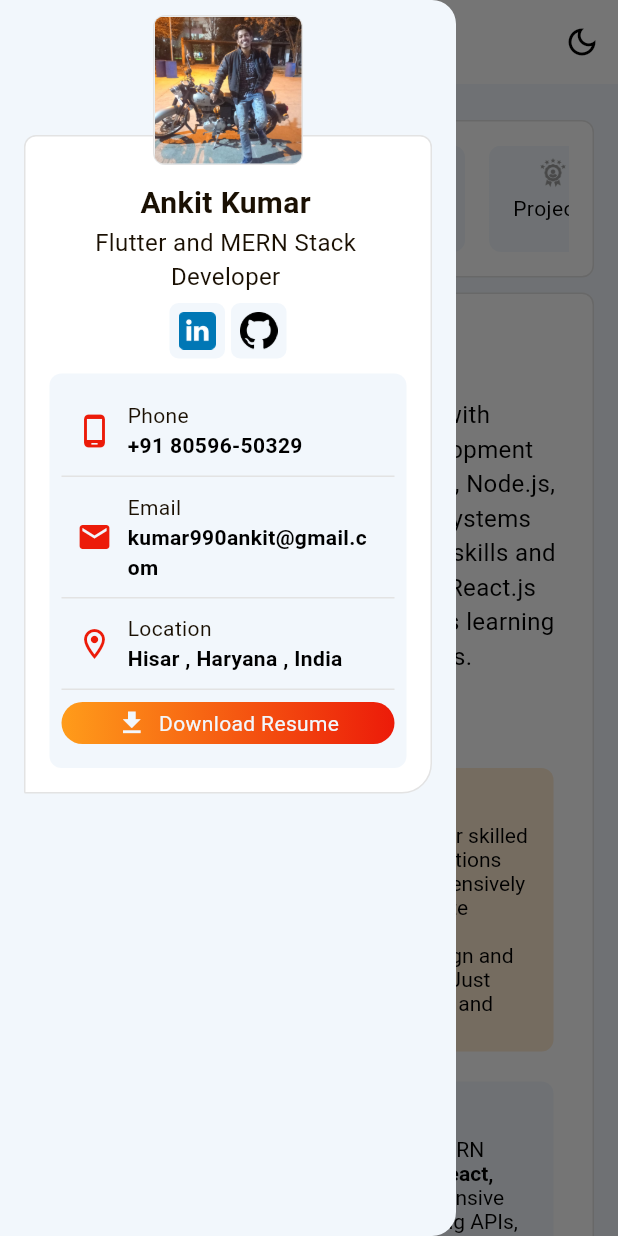
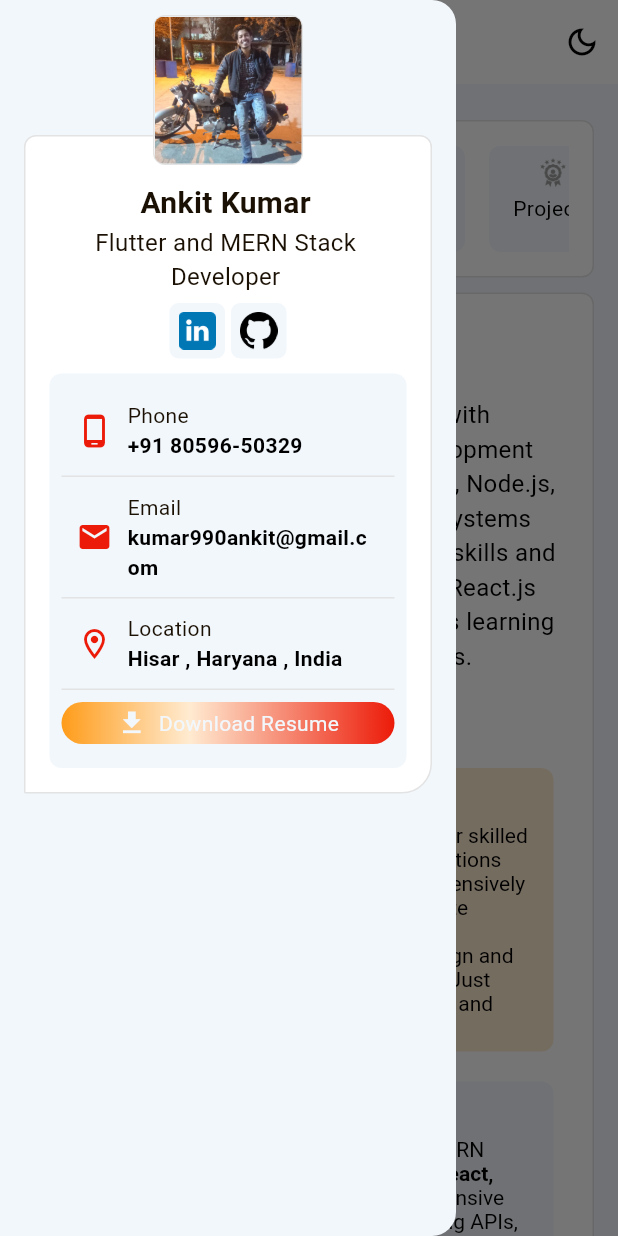
Before and after one commit to Ankit-Developer-2024/portfolio-Flutter, a Flutter app: the screen it shows after launch, with the side drawer open, on a phone screen of 412 x 824 dp. Run offline on Flutter 3.47's test engine with Material 3 defaults, Android fonts, the phone set to English and light mode, and no system bars; drawn by our look-alikes of animated_text_kit, toastification; our stand-ins replace carousel_slider, get, google_fonts, responsive_builder; missing offline and left inert: universal_html.

Commit message:
UI improve 1.0.4

```diff
--- /dev/null
+++ b/lib/core/app/componetns/my_button_animation.dart
@@ -0,0 +1,70 @@
+import 'package:flutter/material.dart';
+import 'package:protfolio/core/styles/app_colors.dart';
+import 'package:protfolio/core/styles/app_dimesions.dart';
+
+class MyButtonAnimation extends StatefulWidget {
+  final Widget child;
+  final Color color;
+  final EdgeInsetsGeometry? padding;
+  final BorderRadiusGeometry? borderRadius;
+  const MyButtonAnimation(
+      {super.key,
+      required this.child,
+      required this.color,
+      this.padding,
+      this.borderRadius});
+
+  @override
+  State<MyButtonAnimation> createState() => _MyButtonAnimationState();
+}
+
+class _MyButtonAnimationState extends State<MyButtonAnimation>
+    with SingleTickerProviderStateMixin {
+  late AnimationController controller;
+
+  @override
+  void initState() {
+    super.initState();
+    controller = AnimationController(
+        vsync: this, duration: const Duration(milliseconds: 1300));
+    controller.addStatusListener((status) {
+      if (status == AnimationStatus.completed) {
+        controller.reverse();
+      } else if (status == AnimationStatus.dismissed) {
+        controller.forward(from: 0.0);
+      }
+    });
+    controller.forward();
+  }
+
+  @override
+  void dispose() {
+    controller.dispose();
+    super.dispose();
+  }
+
+  @override
+  Widget build(BuildContext context) {
+    return AnimatedBuilder(
+        animation: controller,
+        builder: (context, index) {
+          return Container(
+            padding: widget.padding ?? const EdgeInsets.all(AppDimesions.px_6),
+            decoration: BoxDecoration(
+              gradient: LinearGradient(colors: [
+                AppColors.primary,
+                widget.color,
+                AppColors.secondary
+              ], stops: [
+                0.0,
+                controller.value,
+                1.0
+              ]),
+              borderRadius: widget.borderRadius ??
+                  BorderRadius.circular(AppDimesions.radius_14),
+            ),
+            child: widget.child,
+          );
+        });
+  }
+}
--- a/lib/core/localization/localization.dart
+++ b/lib/core/localization/localization.dart
@@ -47,10 +47,10 @@ class Localization extends Translations {
           "aps": "Adarsh Public Sr. Sec. School , Fatehabad , Haryana",
           "work_skills": "Work Skills",
           "phone_:": "Phone :",
-          "mail_:": "Main :",
+          "mail_:": "Mail :",
           "form_heading":
               "I am always open to discussing new projects, opportunities in tech world, partnerships and more so mentorship.",
-          "sumbit": "Sumbit",
+          "send_msg": "Send Message",
 
           //Experience
           "flutter_developer": "Flutter Developer",
--- a/lib/viewmodels/home_controller.dart
+++ b/lib/viewmodels/home_controller.dart
@@ -286,7 +286,6 @@ class HomeController extends GetxController {
             UserResumeSection(),
             SectionSeperateUi(),
             UserContactSection(),
-            SectionSeperateUi(),
           ],
         );
 
--- a/lib/views/screens/home_mobile_screen.dart
+++ b/lib/views/screens/home_mobile_screen.dart
@@ -1,3 +1,4 @@
+import 'package:animated_text_kit/animated_text_kit.dart';
 import 'package:flutter/material.dart';
 import 'package:protfolio/core/styles/app_colors.dart';
 import 'package:protfolio/core/styles/app_dimesions.dart';
@@ -41,11 +42,16 @@ class HomeMobileScreen extends GetView<HomeController> {
               const SizedBox(
                 width: AppDimesions.px_4,
               ),
-              Text(
-                "Kumar",
-                style:
-                    AppTextStyles.textMedium16mp600(color: AppColors.secondary),
-              )
+              AnimatedTextKit(
+                repeatForever: true,
+                isRepeatingAnimation: true,
+                animatedTexts: [
+                  TypewriterAnimatedText("Kumar",
+                      textStyle: AppTextStyles.textMedium16mp600(
+                          color: AppColors.secondary),
+                      speed: const Duration(seconds: 1)),
+                ],
+              ),
             ],
           ),
           actions: [
--- a/lib/views/widgets/components/user_contact_form.dart
+++ b/lib/views/widgets/components/user_contact_form.dart
@@ -120,7 +120,7 @@ class UserContactForm extends GetView<HomeController> {
                         controller.userFormData();
                       },
                       child: Text(
-                        Utils.getString("sumbit"),
+                        Utils.getString("send_msg"),
                         style: AppTextStyles.textRegular14mp600(
                           color: controller.lightThemeMode.value
                               ? AppColors.black
--- a/lib/views/widgets/nav_bar_button.dart
+++ b/lib/views/widgets/nav_bar_button.dart
@@ -13,7 +13,7 @@ class NavBarButton extends GetView<HomeController> {
   Widget build(BuildContext context) {
     return Obx(
       () => Container(
-          height: AppDimesions.size_105,
+        height: AppDimesions.size_105,
         padding: const EdgeInsets.all(AppDimesions.px_16),
         decoration: BoxDecoration(
             color: controller.lightThemeMode.value
@@ -27,6 +27,7 @@ class NavBarButton extends GetView<HomeController> {
             )),
         child: Scrollbar(
           controller: _controller,
+          thumbVisibility: true,
           child: ListView.separated(
             controller: _controller,
             scrollDirection: Axis.horizontal,
--- a/lib/views/widgets/sections/user_contact_section.dart
+++ b/lib/views/widgets/sections/user_contact_section.dart
@@ -20,7 +20,8 @@ class UserContactSection extends StatelessWidget {
       children: [
         HeadingWithLineUi(
           heading: "contanct",
-          lineWidth: Get.width <= 470 ? AppDimesions.px_70 : AppDimesions.px_225,
+          lineWidth:
+              Get.width <= 470 ? AppDimesions.px_70 : AppDimesions.px_225,
         ),
         const SizedBox(
           height: AppDimesions.px_10,
--- a/lib/views/widgets/user_drawer.dart
+++ b/lib/views/widgets/user_drawer.dart
@@ -1,5 +1,6 @@
 import 'package:flutter/material.dart';
 import 'package:get/get.dart';
+import 'package:protfolio/core/app/componetns/my_button_animation.dart';
 import 'package:protfolio/core/styles/app_colors.dart';
 import 'package:protfolio/core/styles/app_dimesions.dart';
 import 'package:protfolio/core/styles/app_test_styles.dart';
@@ -121,17 +122,15 @@ class UserDrawer extends GetView<HomeController> {
                                   onTap: () {
                                     Utils.downloadPdf();
                                   },
-                                  child: Container(
+                                  child: MyButtonAnimation(
+                                    color: controller.lightThemeMode.value
+                                        ? AppColors.lightOrangish
+                                        : AppColors.darkModeColor,
                                     padding: const EdgeInsets.symmetric(
                                         vertical: AppDimesions.px_4,
                                         horizontal: AppDimesions.px_8),
-                                    decoration: BoxDecoration(
-                                        borderRadius: BorderRadius.circular(
-                                            AppDimesions.radius_70),
-                                        gradient: const LinearGradient(colors: [
-                                          AppColors.primary,
-                                          AppColors.secondary
-                                        ])),
+                                    borderRadius: BorderRadius.circular(
+                                        AppDimesions.radius_70),
                                     child: Row(
                                       mainAxisAlignment:
                                           MainAxisAlignment.center,
```
Also changed, not shown: lib/views/widgets/nav_bar.dart (+11 -5 lines), lib/views/widgets/side_bar.dart (+8 -9 lines), lib/views/widgets/top_bar.dart (+8 -9 lines), 2 other files.
